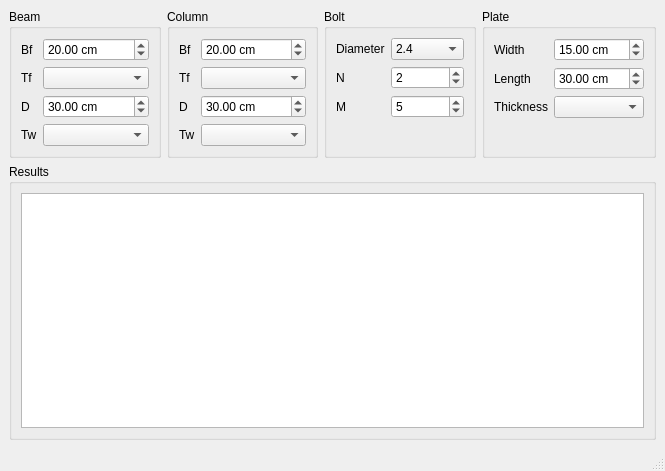
First picture: the form in src/steel_connections/gui/widgets/main_window.ui, repository ebrahimraeyat/steel-connections, before the edit.
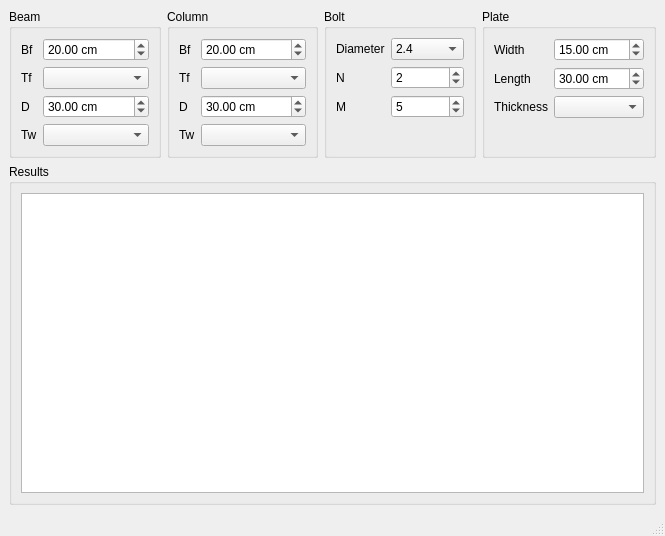
Second picture: the form after the edit.

What changed in the file:
```diff
--- a/src/steel_connections/gui/widgets/main_window.ui
+++ b/src/steel_connections/gui/widgets/main_window.ui
@@ -7,7 +7,7 @@
     <x>0</x>
     <y>0</y>
     <width>665</width>
-    <height>471</height>
+    <height>536</height>
    </rect>
   </property>
   <property name="windowTitle">
```
